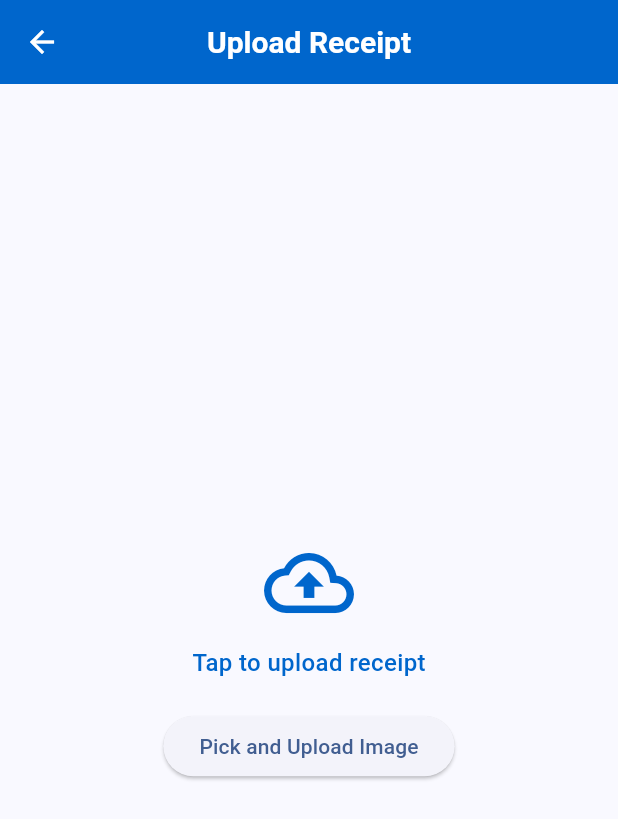
After one commit to Zabith-Fulail/SugarMate, a Flutter app: the UploadReceipt screen opened by its route, after a tap on "Tap to upload receipt", on a phone screen of 412 x 824 dp. The commit adds this screen. Shown: the top 819 px of the screen. Run offline on Flutter 3.47's test engine with Material 3 defaults, Android fonts, the phone set to English and light mode, and no system bars; our stand-ins replace bloc, carousel_slider, cloud_firestore, connectivity_plus, dartz, device_info_plus and 16 more; missing offline and left inert: tflite_flutter; accounts and stored records are empty.

Commit message:
feat : receipt upload and history

```diff
--- a/lib/features/presentation/views/home_view/home_main_view.dart
+++ b/lib/features/presentation/views/home_view/home_main_view.dart
@@ -150,8 +150,9 @@ class _HomeMainViewState extends State<HomeMainView> {
                           icon: Icons.upload_file,
                           title: 'Upload Receipts',
                           onTap: () {
-                            Navigator.pushNamed(
-                                context, Routes.kUploadReceiptView);
+                            Navigator.pushNamed(context, Routes.kUploadReceiptView);
+                            // Navigator.pushNamed(
+                            //     context, Routes.kUploadReceiptView);
                           },
                         ),
                       ),
--- /dev/null
+++ b/lib/features/presentation/views/receipt/upload_receipts_screen.dart
@@ -0,0 +1,118 @@
+import 'dart:convert';
+import 'dart:io';
+
+import 'package:cloud_firestore/cloud_firestore.dart';
+import 'package:firebase_auth/firebase_auth.dart';
+import 'package:flutter/material.dart';
+import 'package:image_picker/image_picker.dart';
+
+import '../../../../utils/app_colors.dart';
+
+class UploadReceipt extends StatefulWidget {
+  const UploadReceipt({super.key});
+
+  @override
+  State<UploadReceipt> createState() => _UploadReceiptState();
+}
+
+class _UploadReceiptState extends State<UploadReceipt> {
+  File? _pickedImage;
+  bool _isUploading = false;
+
+  Future<void> _pickAndUploadImage() async {
+    final picker = ImagePicker();
+    final pickedFile = await picker.pickImage(source: ImageSource.gallery);
+
+    if (pickedFile == null) return;
+
+    setState(() {
+      _pickedImage = File(pickedFile.path);
+      _isUploading = true;
+    });
+
+    try {
+      final bytes = await _pickedImage!.readAsBytes();
+      final base64String = base64Encode(bytes);
+
+      final user = FirebaseAuth.instance.currentUser;
+      if (user == null) {
+        ScaffoldMessenger.of(context).showSnackBar(
+          SnackBar(content: Text('User not logged in')),
+        );
+        setState(() => _isUploading = false);
+        return;
+      }
+
+      await FirebaseFirestore.instance.collection('receipts').add({
+        'userId': user.uid,
+        'base64Image': base64String,
+        'uploadedAt': FieldValue.serverTimestamp(),
+      });
+
+      ScaffoldMessenger.of(context).showSnackBar(
+        SnackBar(content: Text('Upload successful')),
+      );
+    } catch (e) {
+      ScaffoldMessenger.of(context).showSnackBar(
+        SnackBar(content: Text('Upload failed: $e')),
+      );
+    } finally {
+      setState(() => _isUploading = false);
+    }
+  }
+
+  @override
+  Widget build(BuildContext context) {
+    return Scaffold(
+      appBar:AppBar(
+        iconTheme: IconThemeData(color: AppColors.appWhiteColor),
+        backgroundColor: AppColors.primaryColor,
+        foregroundColor: AppColors.appWhiteColor,
+        title: const Text("Upload Receipt"),
+        centerTitle: true,
+        titleTextStyle: const TextStyle(
+          fontSize: 20,
+          fontWeight: FontWeight.bold,
+          color: AppColors.appWhiteColor,
+        ),
+      ),
+      body: Center(
+        child: Column(
+          mainAxisAlignment: MainAxisAlignment.center,
+          children: [
+            _pickedImage != null
+                ? Image.file(_pickedImage!, height: 300)
+                : InkWell(
+              onTap: (){
+                _pickAndUploadImage();
+              },
+              child: Column(
+                mainAxisAlignment: MainAxisAlignment.center,
+                children: [
+                  Icon(Icons.cloud_upload_outlined,
+                      size: 60, color: AppColors.primaryColor),
+                  const SizedBox(height: 12),
+                  Text(
+                    'Tap to upload receipt',
+                    style: TextStyle(
+                      fontSize: 16,
+                      color: AppColors.primaryColor,
+                      fontWeight: FontWeight.w500,
+                    ),
+                  ),
+                ],
+              ),
+            ),
+            const SizedBox(height: 20),
+            _isUploading
+                ? CircularProgressIndicator()
+                : ElevatedButton(
+              onPressed: _pickAndUploadImage,
+              child: Text('Pick and Upload Image'),
+            ),
+          ],
+        ),
+      ),
+    );
+  }
+}
--- a/lib/utils/navigation_routes.dart
+++ b/lib/utils/navigation_routes.dart
@@ -17,11 +17,10 @@ import '../features/presentation/views/prediction/prediction_view.dart';
 import '../features/presentation/views/profile_view/profile_view.dart';
 import '../features/presentation/views/receipt/receipt_history.dart';
 import '../features/presentation/views/receipt/receipt_img_view.dart';
-import '../features/presentation/views/receipt/upload_receipt_view.dart';
+import '../features/presentation/views/receipt/upload_receipts_screen.dart';
 import '../features/presentation/views/settings/settings_view.dart';
 import 'app_colors.dart';
 import 'app_styling.dart';
-
 class Routes {
   static const String kSplashScreen = "kSplashScreen";
   static const String kLandingScreen = "kLandingScreen";
@@ -32,7 +31,7 @@ class Routes {
   static const String kProfileView = "kProfileView";
   static const String kDoctorDetails = "kDoctorDetails";
   static const String kSettingsView = "kSettingsView";
-  static const String kUploadReceiptView = "kUploadReceiptView";
+
   static const String kPredictionView = "kPredictionView";
   static const String kMedicineSearchView = "kMedicineSearchView";
   static const String kBMICalculator = "kBMICalculator";
@@ -40,8 +39,7 @@ class Routes {
   static const String kReceiptHistoryView = "kReceiptHistoryView";
   static const String kReceiptImgView = "kReceiptImgView";
   static const String kDoctorSuggestionView = "kDoctorSuggestionView";
-  static const String kUploadReceiptScreen = "kUploadReceiptScreen";
-  static const String kReceiptListScreen = "kReceiptListScreen";
+  static const String kUploadReceiptView = "kUploadReceiptView";
 
   static Route<dynamic> generateRoute(RouteSettings settings) {
     switch (settings.name) {
@@ -90,9 +88,9 @@ class Routes {
           child: PredictionHistoryView(),
           type: PageTransitionType.fade,
         );
-      case Routes.kUploadReceiptView:
-        return PageTransition(
-            type: PageTransitionType.fade, child: UploadReceiptView());
+      // case Routes.kUploadReceiptView:
+      //   return PageTransition(
+      //       type: PageTransitionType.fade, child: UploadReceiptView());
       case Routes.kPredictionView:
         return PageTransition(
             type: PageTransitionType.fade, child: PredictionView());
@@ -105,9 +103,15 @@ class Routes {
       case Routes.kReceiptHistoryView:
         return PageTransition(
             type: PageTransitionType.fade, child: ReceiptHistoryView());
-        case Routes.kDoctorSuggestionView:
+      case Routes.kDoctorSuggestionView:
         return PageTransition(
             type: PageTransitionType.fade, child: DoctorSuggestionView());
+        case Routes.kUploadReceiptView:
+        return PageTransition(
+            type: PageTransitionType.fade, child: UploadReceipt());
+      // case Routes.kUploadReceiptView:
+      //   return PageTransition(
+      //       type: PageTransitionType.fade, child: UploadReceiptView());
       default:
         return PageTransition(
           type: PageTransitionType.fade,
```
Also changed, not shown: lib/features/presentation/views/receipt/receipt_history.dart (+80 -31 lines), lib/features/presentation/views/receipt/receipt_img_view.dart (+35 -3 lines), lib/features/presentation/views/receipt/receipt_list screen.dart (deleted, +0 -48 lines), lib/features/presentation/views/receipt/upload_receipt_screen.dart (deleted, +0 -64 lines), lib/features/presentation/views/receipt/upload_receipt_view.dart (deleted, +0 -201 lines).
